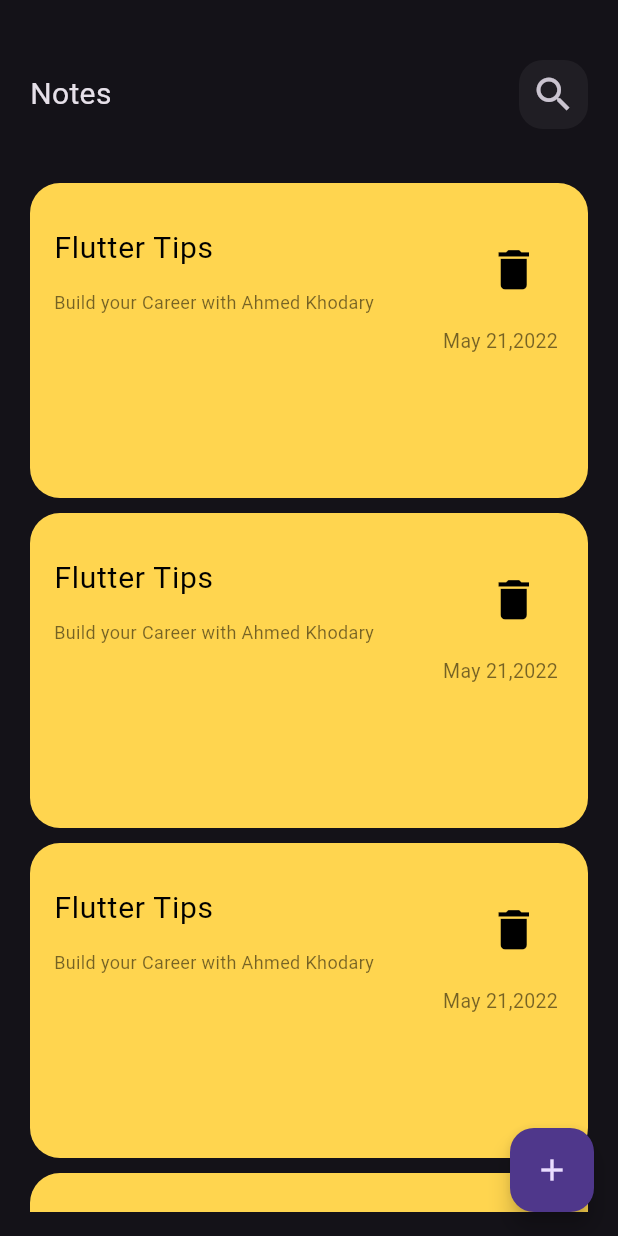
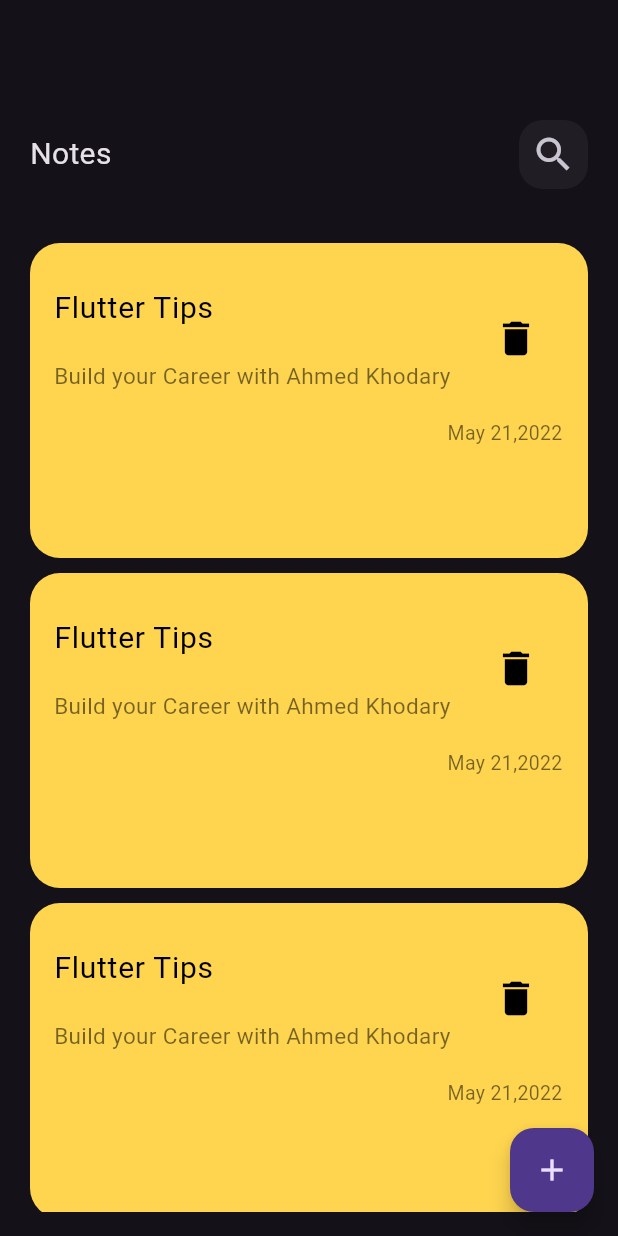
Before and after one commit to ahmedmohamed41/note_app, a Flutter app: the screen it shows after launch, on a phone screen of 412 x 824 dp. Run offline on Flutter 3.47's test engine with Material 3 defaults, Android fonts, the phone set to English and light mode, and no system bars.

Commit message:
edit note view ui done

```diff
--- a/lib/main.dart
+++ b/lib/main.dart
@@ -12,12 +12,12 @@ class NoteApp extends StatelessWidget {
   @override
   Widget build(BuildContext context) {
     return MaterialApp(
-      theme: ThemeData(brightness:  Brightness.dark),
+      theme: ThemeData(brightness: Brightness.dark),
       routes: {
         NotesView.id: (context) => const NotesView(),
-        EditNoteView.id: (context) => const NotesView(),
+        EditNoteView.id: (context) => const EditNoteView(),
       },
-      home: const NotesView(),
+      initialRoute: NotesView.id,
     );
   }
 }
--- a/lib/widgets/edit_note_view_body.dart
+++ b/lib/widgets/edit_note_view_body.dart
@@ -16,7 +16,7 @@ class EditNoteViewBody extends StatelessWidget {
             ),
             const CustomAppBar(
               text: 'Edit Note',
-              icon: Icons.coronavirus,
+              icon: Icons.check,
             ),
             const SizedBox(
               height: 30.0,
--- a/lib/widgets/note_item.dart
+++ b/lib/widgets/note_item.dart
@@ -35,11 +35,12 @@ class NoteItem extends StatelessWidget {
                   ),
                 ),
                 subtitle: const Padding(
-                  padding: EdgeInsets.only(top: 13),
+                  padding: EdgeInsets.only(top: 20),
                   child: Text(
                     'Build your Career with Ahmed Khodary',
+                    maxLines: 3,
                     style: TextStyle(
-                      fontSize: 12,
+                      fontSize: 15,
                       color: Colors.black54,
                     ),
                   ),
@@ -48,13 +49,13 @@ class NoteItem extends StatelessWidget {
                   onPressed: () {},
                   icon: const Icon(
                     Icons.delete,
-                    size: 35,
+                    size: 30,
                     color: Colors.black,
                   ),
                 ),
               ),
               const Padding(
-                padding: EdgeInsets.only(right: 20),
+                padding: EdgeInsets.only(right: 17,top: 10),
                 child: Text(
                   'May 21,2022',
                   style: TextStyle(
--- a/lib/widgets/notes_view_body.dart
+++ b/lib/widgets/notes_view_body.dart
@@ -13,7 +13,7 @@ class NotesViewBody extends StatelessWidget {
       child: Column(
         children: [
           SizedBox(
-            height: 40.0,
+            height: 80.0,
           ),
           CustomAppBar(
             text: 'Notes',
```
